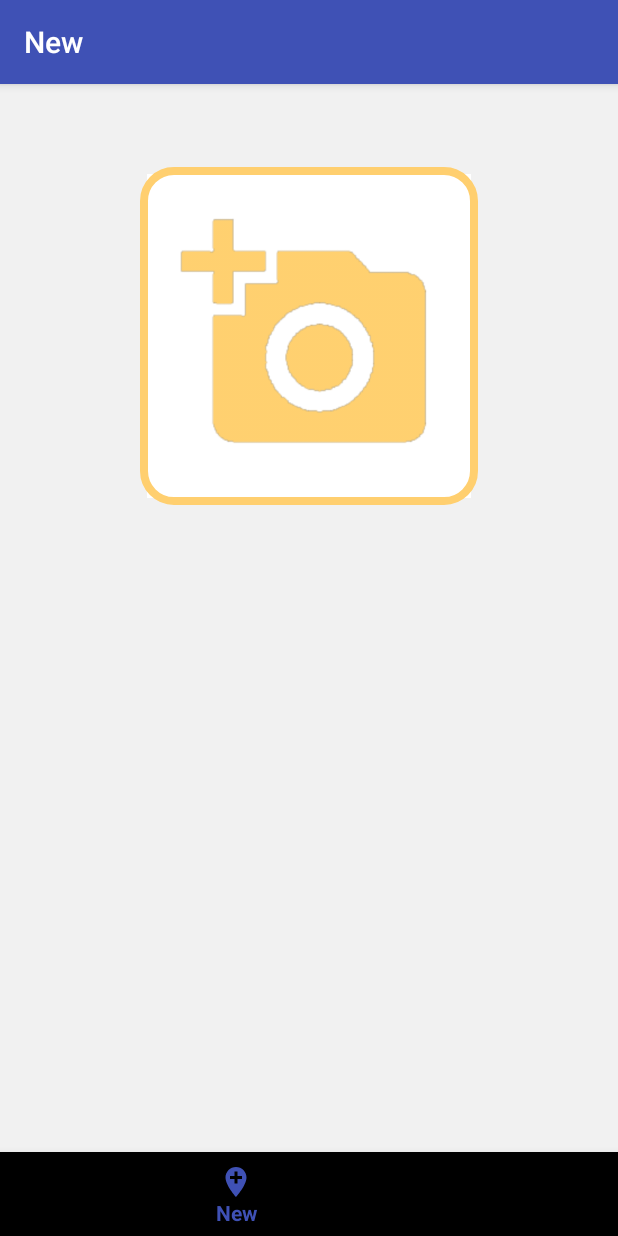
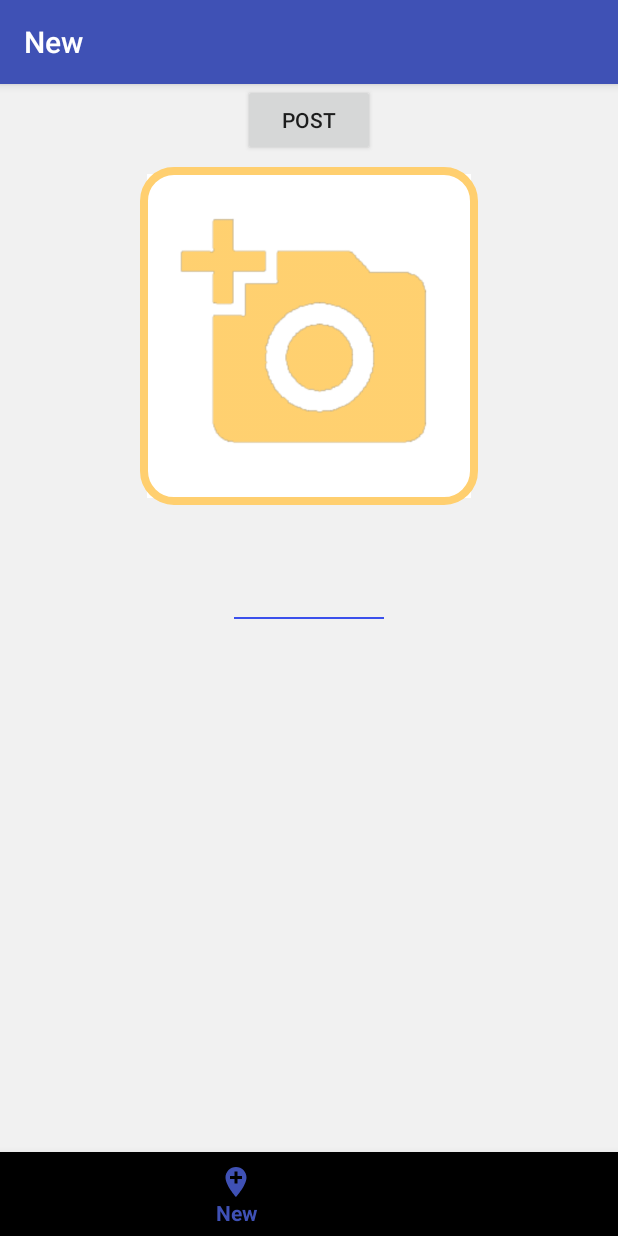
Before and after one commit to TeamMimosa/PupAlert-android, an Android app: the screen it shows after launch (MainActivity), item 2 of the bottom bar chosen, on a phone screen of 412 x 824 dp. Run offline under Robolectric (Android 15) with nearby library versions, the phone set to English and light mode, and no system bars; our stand-ins replace Firebase (no records; nobody signed in at launch, a user with empty details on screens opened directly); libraries missing offline, so code that uses them is left out: com.firebase.geofire; pictures from the network do not load; 1 statement that could not run was skipped.

Commit message:
Added post button
Renamed "button" to "cameraButton", added line xml for formatting

```diff
--- a/app/src/main/java/com/teammimosa/pupalert_android/NewPostFragment.java
+++ b/app/src/main/java/com/teammimosa/pupalert_android/NewPostFragment.java
@@ -18,6 +18,7 @@ import android.provider.MediaStore;
 import android.support.v4.app.ActivityCompat;
 import android.util.Log;
 import android.view.ViewGroup;
+import android.widget.Button;
 import android.widget.ImageView;
 import android.widget.TextView;
 import android.widget.Toast;
@@ -55,9 +56,9 @@ public class NewPostFragment extends Fragment implements View.OnClickListener
     private double userLong = 0;
 
     private Uri file;
-    private ImageView button; //Made ImageView instead of button to make displaying photo easier
+    private ImageView cameraButton; //Made ImageView instead of button to make displaying photo easier
     private TextView currentLoc;
-
+    private Button postButton;
     PupAlertFirebase database;
 
     @Override
@@ -66,13 +67,13 @@ public class NewPostFragment extends Fragment implements View.OnClickListener
     {
         View rootView = inflater.inflate(R.layout.fragment_camera, container, false);
 
-        button = (ImageView) rootView.findViewById(R.id.new_post_pic);
+        cameraButton = (ImageView) rootView.findViewById(R.id.new_post_pic);
         currentLoc = (TextView) rootView.findViewById(R.id.loc_display);
 
         //Disable camera button if permission to use camera was denied
         if (ContextCompat.checkSelfPermission(getActivity(), Manifest.permission.CAMERA) != PackageManager.PERMISSION_GRANTED)
         {
-            button.setEnabled(false);
+            cameraButton.setEnabled(false);
             ActivityCompat.requestPermissions(getActivity(), new String[]{Manifest.permission.CAMERA, Manifest.permission.WRITE_EXTERNAL_STORAGE}, 0);
         }
 
@@ -82,8 +83,8 @@ public class NewPostFragment extends Fragment implements View.OnClickListener
             currentLoc.setText("Could not get location: permission denied");
         }
 
-        //ActionListener for "button"
-        button.setOnClickListener(new View.OnClickListener()
+        //Button for taking picture
+        cameraButton.setOnClickListener(new View.OnClickListener()
         {
             @Override
             public void onClick(View v)
@@ -96,6 +97,22 @@ public class NewPostFragment extends Fragment implements View.OnClickListener
                 }
             }
         });
+
+        //Button for posting data
+        postButton.setOnClickListener(new View.OnClickListener()
+        {
+            @Override
+            public void onClick(View v)
+            {
+                switch (v.getId())
+                {
+                    case R.id.post_button:
+                        postPup();
+                        break;
+                }
+            }
+        });
+
 
         //add location listener to get curr lat and long.
         mFusedLocationClient = LocationServices.getFusedLocationProviderClient(getActivity());
@@ -113,7 +130,6 @@ public class NewPostFragment extends Fragment implements View.OnClickListener
         });
 
         database = new PupAlertFirebase(getActivity());
-
         return rootView;
     }
 
@@ -125,9 +141,13 @@ public class NewPostFragment extends Fragment implements View.OnClickListener
             if (grantResults.length > 0 && grantResults[0] == PackageManager.PERMISSION_GRANTED
                     && grantResults[1] == PackageManager.PERMISSION_GRANTED)
             {
-                button.setEnabled(true);
+                cameraButton.setEnabled(true);
             }
         }
+    }
+    //Uploads data to server
+    public void postPup(){
+        database.storePost(userLat, userLong, "uid_test", file);
     }
 
     //Takes photo (launches camera) , builds file, stores to phone
@@ -179,8 +199,8 @@ public class NewPostFragment extends Fragment implements View.OnClickListener
         {
             if (resultCode == RESULT_OK)
             {
-                button.setImageURI(file);
-                button.setBackgroundResource(R.drawable.rounded);
+                cameraButton.setImageURI(file);
+                cameraButton.setBackgroundResource(R.drawable.rounded);
                 //button.setScaleType(ImageView.ScaleType.CENTER_CROP);
 
                 //Set text to cur loc
@@ -200,9 +220,6 @@ public class NewPostFragment extends Fragment implements View.OnClickListener
                 {
                     e.printStackTrace();
                 }
-
-                //TODO call after you post
-                database.storePost(userLat, userLong, "uid_test", file);
             }
         }
     }
--- /dev/null
+++ b/app/src/main/res/drawable/line.xml
@@ -0,0 +1,11 @@
+<?xml version="1.0" encoding="utf-8"?>
+<shape xmlns:android="http://schemas.android.com/apk/res/android"
+    android:shape="rectangle" >
+
+    <size
+        android:height="1dp"
+        android:width="100dp" />
+
+    <solid android:color="#3b50ec" />
+
+</shape>
--- a/app/src/main/res/layout/fragment_camera.xml
+++ b/app/src/main/res/layout/fragment_camera.xml
@@ -21,10 +21,18 @@
         android:background="@drawable/rounded" />
     <TextView
         android:id="@+id/loc_display"
-        android:layout_width="wrap_content"
+        android:layout_width="fill_parent"
         android:layout_height="wrap_content"
         android:text=""
         android:layout_centerHorizontal="true"
-        android:layout_marginTop="336dp"/>
+        android:layout_marginTop="336dp"
+        android:drawableBottom="@drawable/line"/>
+    <Button
+        android:id="@+id/post_button"
+        android:layout_width="wrap_content"
+        android:layout_height="wrap_content"
+        android:text="Post"
+        android:layout_centerHorizontal="true"
+        android:layoutMarginTop="436dp"/>
 
 </RelativeLayout>
```
